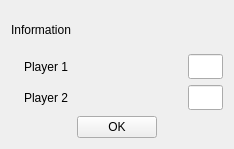
Before: the Qt Designer form ui/koniec.ui in marcingolda/Gwint, drawn with Qt 5.
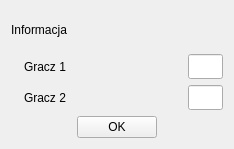
After: the same form once the commit is applied. Icons and pictures are not drawn.

The edit to the form file:
```diff
--- a/ui/koniec.ui
+++ b/ui/koniec.ui
@@ -23,7 +23,7 @@
      <item>
       <widget class="QLabel" name="labelWiadomosc">
        <property name="text">
-        <string>Information</string>
+        <string>Informacja</string>
        </property>
       </widget>
      </item>
@@ -44,7 +44,7 @@
          <item row="0" column="0">
           <widget class="QLabel" name="labelG1">
            <property name="text">
-            <string>Player 1</string>
+            <string>Gracz 1</string>
            </property>
           </widget>
          </item>
@@ -83,7 +83,7 @@
          <item row="1" column="0">
           <widget class="QLabel" name="labelG2">
            <property name="text">
-            <string>Player 2</string>
+            <string>Gracz 2</string>
            </property>
           </widget>
          </item>
```
Left out of the diff: 2 changed lines with no effect on the pictures.
